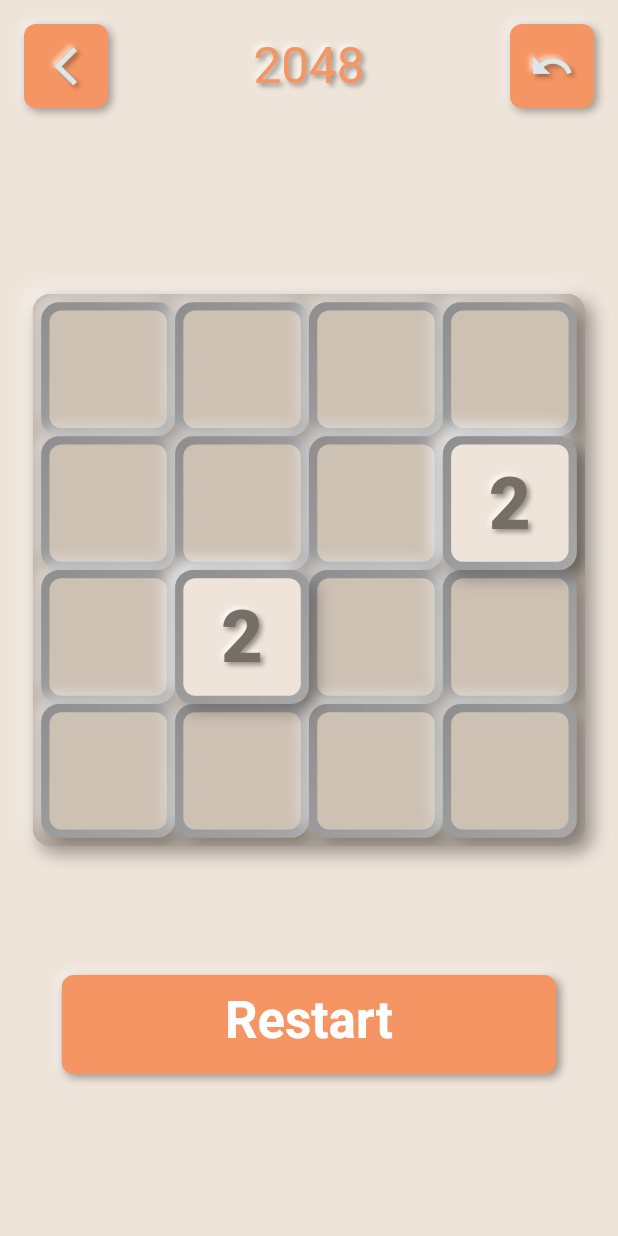
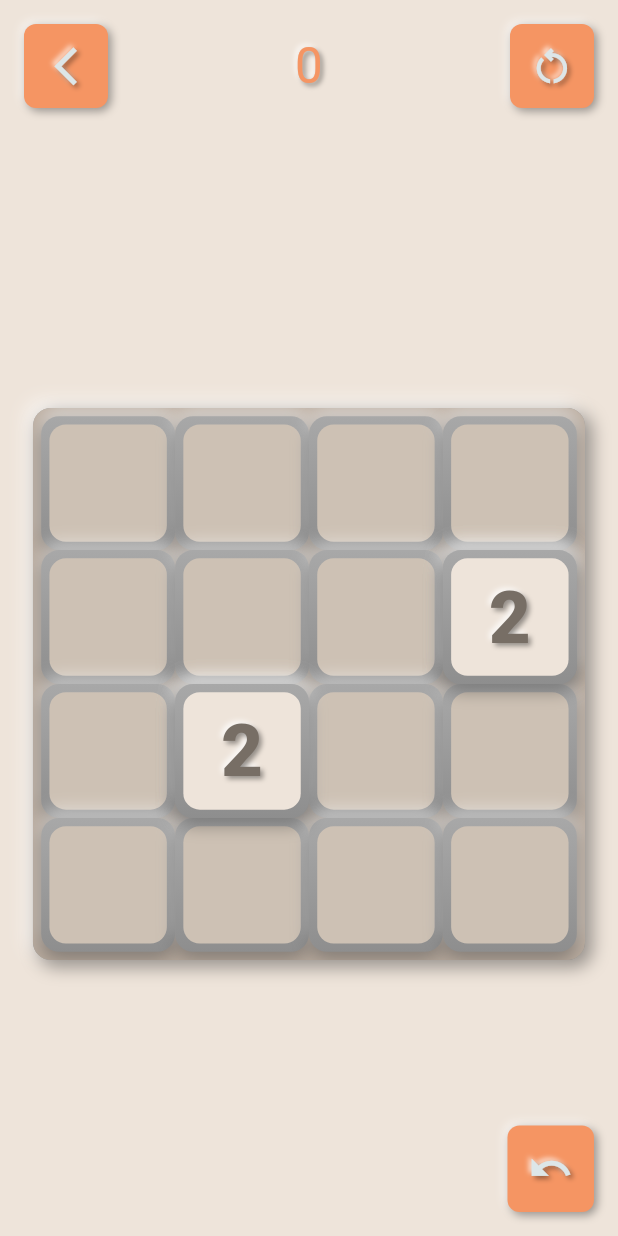
Before and after one commit to LameCoder17/2048, a Flutter app: the screen it shows after launch, after a tap on "Start Game", on a phone screen of 412 x 824 dp. Run offline on Flutter 3.47's test engine with Material 2 defaults, Android fonts, the phone set to English and light mode, and no system bars; drawn by our look-alikes of flutter_neumorphic; our stand-ins replace sizer.

Commit message:
Implemented Scoring System

```diff
--- a/lib/Screens/gameScreen.dart
+++ b/lib/Screens/gameScreen.dart
@@ -76,13 +76,13 @@ class _GameScreenState extends State<GameScreen> with SingleTickerProviderStateM
             containerSize: tileSize,
             size: (tileSize - borderSize * 2) * tile.size.value,
             color: numTileColor[tile.animatedValue.value]!,
-            child: Center(child: TileNumber(tile.animatedValue.value))))));
+            child: Center(child: FittedBox(child: TileNumber(tile.animatedValue.value)))))));
 
     return Scaffold(
         appBar: NeumorphicAppBar(
           centerTitle: true,
           title: NeumorphicText(
-            '2048',
+            gameScore.last.toString(),
             textStyle: NeumorphicTextStyle(fontSize: 24.0.sp),
             style: NeumorphicStyle(color: orange),
           ),
@@ -101,7 +101,7 @@ class _GameScreenState extends State<GameScreen> with SingleTickerProviderStateM
           ),
           actions: [
             GestureDetector(
-              onTap: gameStates.isEmpty ? () => print('Hi') : undoMove,
+              onTap: setupNewGame,
               child: Neumorphic(
                 style: NeumorphicStyle(color: orange),
                 child: Container(
@@ -109,16 +109,33 @@ class _GameScreenState extends State<GameScreen> with SingleTickerProviderStateM
                   decoration: BoxDecoration(
                     shape: BoxShape.circle
                   ),
-                  child: NeumorphicIcon(Icons.undo_outlined, size: 22.0.sp,),
+                  child: NeumorphicIcon(Icons.restart_alt_outlined, size: 22.0.sp,),
                 ),
               ),
             )
           ],
         ),
+        floatingActionButton: GestureDetector(
+          onTap: gameStates.isEmpty ? () => setupNewGame : undoMove,
+          child: Neumorphic(
+            style: NeumorphicStyle(color: orange),
+            child: Container(
+              height: 7.h,
+              width: 7.h,
+              alignment: Alignment.center,
+              decoration: BoxDecoration(
+                  shape: BoxShape.circle
+              ),
+              child: NeumorphicIcon(Icons.undo_outlined, size: 22.0.sp,),
+            ),
+          ),
+        ),
         backgroundColor: tan,
-        body: Padding(
+        body: Container(
             padding: EdgeInsets.all(contentPadding),
-            child: Column(mainAxisAlignment: MainAxisAlignment.spaceEvenly, children: [
+            child: Column(
+                mainAxisAlignment: MainAxisAlignment.spaceEvenly,
+                children: [
                   Swiper(
                       up: () => merge(SwipeDirection.up),
                       down: () => merge(SwipeDirection.down),
@@ -126,7 +143,7 @@ class _GameScreenState extends State<GameScreen> with SingleTickerProviderStateM
                       right: () => merge(SwipeDirection.right),
                       child: Neumorphic(
                         style: NeumorphicStyle(
-                        shape: NeumorphicShape.concave,
+                            shape: NeumorphicShape.convex,
                             boxShape: NeumorphicBoxShape.roundRect(BorderRadius.circular(12)),
                             depth: 8,
                             lightSource: LightSource.topLeft,
@@ -141,23 +158,13 @@ class _GameScreenState extends State<GameScreen> with SingleTickerProviderStateM
                               children: stackItems,
                             )),
                       )),
-              Container(
-                  height: 8.h,
-                  width: 80.w,
-                  child: NeumorphicButton(
-                    style: NeumorphicStyle(
-                      color: orange,
-                      boxShape: NeumorphicBoxShape.roundRect(BorderRadius.circular(cornerRadius)),
-                    ),
-                    child: Text('Restart', style: TextStyle(color: Colors.white, fontSize: 34, fontWeight: FontWeight.w700), textAlign: TextAlign.center,),
-                    onPressed: setupNewGame,
-                  ))
             ])));
   }
 
   void undoMove() {
     GameState previousState = gameStates.removeLast();
-    bool Function() mergeFn;
+    gameScore.removeLast();
+    bool Function({bool undo}) mergeFn;
     switch (previousState.swipe) {
       case SwipeDirection.up:
         mergeFn = mergeUp;
@@ -174,7 +181,7 @@ class _GameScreenState extends State<GameScreen> with SingleTickerProviderStateM
     }
     setState(() {
       this.grid = previousState.previousGrid as List<List<Tile>>;
-      mergeFn();
+      mergeFn(undo: true);
       controller.reverse(from: .99).then((_) {
         setState(() {
           this.grid = previousState.previousGrid as List<List<Tile>>;
@@ -205,20 +212,21 @@ class _GameScreenState extends State<GameScreen> with SingleTickerProviderStateM
       if (mergeFn()) {
         gameStates.add(GameState(gridBeforeSwipe, direction));
         addNewTiles([2]);
+        gameScore.add(newScore);
         controller.forward(from: 0);
       }
     });
   }
 
-  bool mergeLeft() => grid.map((e) => mergeTiles(e)).toList().any((e) => e);
+  bool mergeLeft({bool undo = false}) => grid.map((e) => mergeTiles(e, undo: undo)).toList().any((e) => e);
 
-  bool mergeRight() => grid.map((e) => mergeTiles(e.reversed.toList())).toList().any((e) => e);
+  bool mergeRight({bool undo = false}) => grid.map((e) => mergeTiles(e.reversed.toList(), undo: undo)).toList().any((e) => e);
 
-  bool mergeUp() => gridCols.map((e) => mergeTiles(e)).toList().any((e) => e);
+  bool mergeUp({bool undo = false}) => gridCols.map((e) => mergeTiles(e, undo: undo)).toList().any((e) => e);
 
-  bool mergeDown() => gridCols.map((e) => mergeTiles(e.reversed.toList())).toList().any((e) => e);
+  bool mergeDown({bool undo = false}) => gridCols.map((e) => mergeTiles(e.reversed.toList(), undo: undo)).toList().any((e) => e);
 
-  bool mergeTiles(List<Tile> tiles) {
+  bool mergeTiles(List<Tile> tiles, {bool undo = false}) {
     bool didChange = false;
     for (int i = 0; i < tiles.length; i++) {
       for (int j = i; j < tiles.length; j++) {
@@ -236,6 +244,9 @@ class _GameScreenState extends State<GameScreen> with SingleTickerProviderStateM
               mergeTile.moveTo(controller, tiles[i].x, tiles[i].y);
               mergeTile.bounce(controller);
               mergeTile.changeNumber(controller, resultValue);
+              if(mergeTile.value != 0 && !undo){
+                newScore = gameScore.last + resultValue;
+              }
               mergeTile.value = 0;
               tiles[j].changeNumber(controller, 0);
             }
@@ -267,6 +278,8 @@ class _GameScreenState extends State<GameScreen> with SingleTickerProviderStateM
       toAdd.clear();
       addNewTiles([2, 2]);
       controller.forward(from: 0);
+      gameScore.clear();
+      gameScore.add(0);
     });
   }
 }
--- a/lib/Utils/Colors.dart
+++ b/lib/Utils/Colors.dart
@@ -1,7 +1,8 @@
 import 'package:flutter/material.dart';
+import 'package:sizer/sizer.dart';
 
-const double cornerRadius = 8.0;
-const double moveInterval = .5;
+double cornerRadius = 8.0.sp;
+const double moveInterval = 0.5;
 
 const Color lightBrown = Color.fromARGB(255, 205, 193, 180);
 const Color darkBrown = Color.fromARGB(255, 187, 173, 160);
--- a/lib/Utils/tile.dart
+++ b/lib/Utils/tile.dart
@@ -4,28 +4,9 @@ import 'package:flutter_neumorphic/flutter_neumorphic.dart';
 import 'package:sizer/sizer.dart';
 import 'Colors.dart';
 
-// class Tile {
-//   final int x;
-//   final int y;
-//
-//   int value;
-//
-//   late Animation<double> animatedX;
-//   late Animation<double> animatedY;
-//   late Animation<double> size;
-//   late Animation<int> animatedValue;
-//
-//   Tile(this.x, this.y, this.value) {
-//     resetAnimations();
-//   }
-//
-//   void resetAnimations() {
-//     animatedX = AlwaysStoppedAnimation(x.toDouble());
-//     animatedY = AlwaysStoppedAnimation(y.toDouble());
-//     size = AlwaysStoppedAnimation(1.0);
-//     animatedValue = AlwaysStoppedAnimation(value);
-//   }
-// }
+List<int> gameScore = [];
+int newScore= 0;
+
 class Tile {
   final int x;
   final int y;
@@ -95,10 +76,10 @@ class TileWidget extends StatelessWidget {
       top: y,
       child: Neumorphic(
         style: NeumorphicStyle(
-            shape: NeumorphicShape.concave,
+            shape: NeumorphicShape.convex,
             boxShape: NeumorphicBoxShape.roundRect(BorderRadius.circular(12)),
             depth: 8,
-            lightSource: LightSource.topLeft,
+            lightSource: LightSource.top,
             color: Colors.grey
         ),
         child: Container(
@@ -124,27 +105,6 @@ class TileNumber extends StatelessWidget {
       style: NeumorphicStyle(color: numTextColor[val]),
   );
 }
-
-// class BigButton extends StatelessWidget {
-//   final String label;
-//   final Color color;
-//   final void Function() onPressed;
-//
-//   const BigButton({Key? key, required this.label, required this.color, required this.onPressed}) : super(key: key);
-//
-//   @override
-//   Widget build(BuildContext context) => Container(
-//       height: 80,
-//       width: 400,
-//       child: RaisedButton(
-//         color: color,
-//         shape: RoundedRectangleBorder(
-//           borderRadius: BorderRadius.circular(cornerRadius),
-//         ),
-//         child: Text(label, style: TextStyle(color: Colors.white, fontSize: 34, fontWeight: FontWeight.w700)),
-//         onPressed: onPressed,
-//       ));
-// }
 
 class Swiper extends StatelessWidget {
   final Function() up;
```
Also changed, not shown: lib/Screens/mainScreen.dart (+40 -4 lines), 1 other file. Lines whose indentation alone changed are shown as unchanged.
